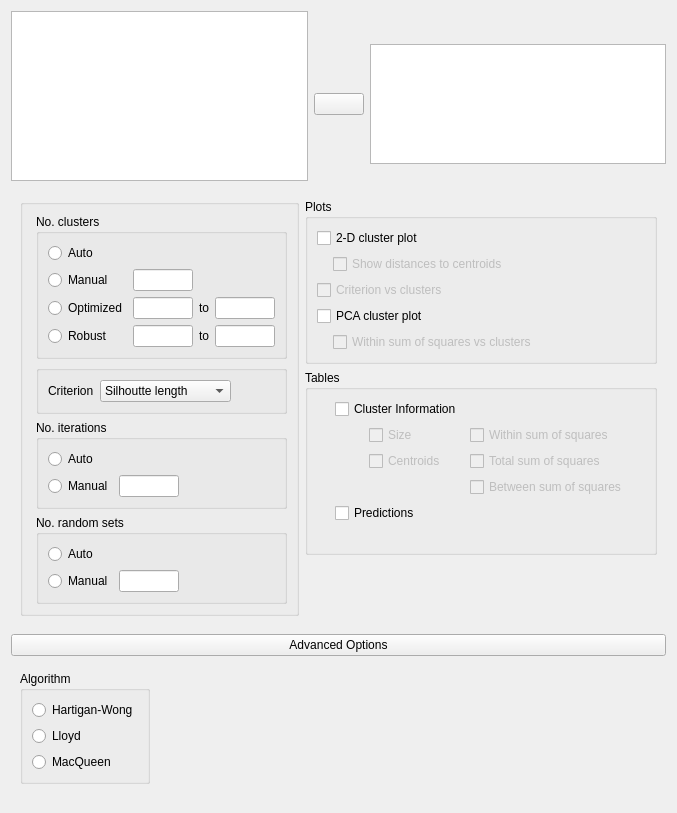
The window that JASP-Desktop/analysisforms/MachineLearning/mlclusteringkmeansform.ui (jasp-stats/jasp-desktop) describes before a commit, drawn with Qt 5.
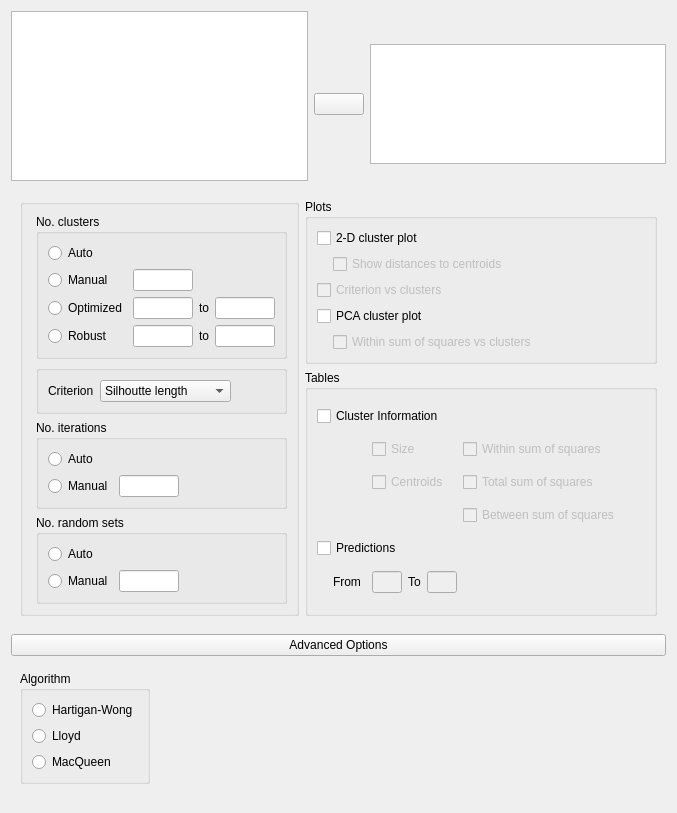
The same window after the commit. Custom widgets are drawn as their Qt base class.

Commit message: added selection of predictions

Patch:
```diff
--- a/JASP-Desktop/analysisforms/MachineLearning/mlclusteringkmeansform.ui
+++ b/JASP-Desktop/analysisforms/MachineLearning/mlclusteringkmeansform.ui
@@ -640,48 +640,13 @@
         </layout>
        </widget>
       </item>
-      <item row="1" column="3">
+      <item row="1" column="3" rowspan="2">
        <widget class="GroupBox" name="tables">
         <property name="title">
          <string>Tables</string>
         </property>
-        <layout class="QGridLayout" name="gridLayout_13">
-         <item row="3" column="2">
-          <widget class="BoundCheckBox" name="tableClusterInfoTotalSumSquares">
-           <property name="enabled">
-            <bool>false</bool>
-           </property>
-           <property name="sizePolicy">
-            <sizepolicy hsizetype="Fixed" vsizetype="Fixed">
-             <horstretch>0</horstretch>
-             <verstretch>0</verstretch>
-            </sizepolicy>
-           </property>
-           <property name="text">
-            <string>Total sum of squares</string>
-           </property>
-          </widget>
-         </item>
-         <item row="6" column="0">
-          <widget class="QLabel" name="label_19">
-           <property name="minimumSize">
-            <size>
-             <width>10</width>
-             <height>0</height>
-            </size>
-           </property>
-           <property name="maximumSize">
-            <size>
-             <width>10</width>
-             <height>16777215</height>
-            </size>
-           </property>
-           <property name="text">
-            <string/>
-           </property>
-          </widget>
-         </item>
-         <item row="3" column="1">
+        <layout class="QGridLayout" name="gridLayout_5">
+         <item row="2" column="2" colspan="3">
           <widget class="BoundCheckBox" name="tableClusterInfoCentroids">
            <property name="enabled">
             <bool>false</bool>
@@ -697,7 +662,7 @@
            </property>
           </widget>
          </item>
-         <item row="4" column="2">
+         <item row="3" column="5">
           <widget class="BoundCheckBox" name="tableClusterInfoBetweenSumSquares">
            <property name="enabled">
             <bool>false</bool>
@@ -713,20 +678,7 @@
            </property>
           </widget>
          </item>
-         <item row="5" column="0" colspan="3">
-          <widget class="BoundCheckBox" name="tablePredictions">
-           <property name="sizePolicy">
-            <sizepolicy hsizetype="Fixed" vsizetype="Fixed">
-             <horstretch>0</horstretch>
-             <verstretch>0</verstretch>
-            </sizepolicy>
-           </property>
-           <property name="text">
-            <string>Predictions</string>
-           </property>
-          </widget>
-         </item>
-         <item row="0" column="0" colspan="3">
+         <item row="0" column="0" colspan="5">
           <widget class="BoundCheckBox" name="tableClusterInformation">
            <property name="sizePolicy">
             <sizepolicy hsizetype="Fixed" vsizetype="Fixed">
@@ -739,7 +691,30 @@
            </property>
           </widget>
          </item>
-         <item row="2" column="1">
+         <item row="2" column="5">
+          <widget class="BoundCheckBox" name="tableClusterInfoTotalSumSquares">
+           <property name="enabled">
+            <bool>false</bool>
+           </property>
+           <property name="sizePolicy">
+            <sizepolicy hsizetype="Fixed" vsizetype="Fixed">
+             <horstretch>0</horstretch>
+             <verstretch>0</verstretch>
+            </sizepolicy>
+           </property>
+           <property name="text">
+            <string>Total sum of squares</string>
+           </property>
+          </widget>
+         </item>
+         <item row="5" column="3">
+          <widget class="QLabel" name="label_3">
+           <property name="text">
+            <string>To</string>
+           </property>
+          </widget>
+         </item>
+         <item row="1" column="2" colspan="2">
           <widget class="BoundCheckBox" name="tableClusterInfoSize">
            <property name="enabled">
             <bool>false</bool>
@@ -755,7 +730,7 @@
            </property>
           </widget>
          </item>
-         <item row="2" column="2">
+         <item row="1" column="5">
           <widget class="BoundCheckBox" name="tableClusterInfoSumSquares">
            <property name="enabled">
             <bool>false</bool>
@@ -771,7 +746,65 @@
            </property>
           </widget>
          </item>
-         <item row="2" column="0">
+         <item row="5" column="2">
+          <widget class="BoundTextBox" name="predictionsFrom">
+           <property name="enabled">
+            <bool>false</bool>
+           </property>
+           <property name="minimumSize">
+            <size>
+             <width>30</width>
+             <height>0</height>
+            </size>
+           </property>
+           <property name="maximumSize">
+            <size>
+             <width>30</width>
+             <height>16777215</height>
+            </size>
+           </property>
+          </widget>
+         </item>
+         <item row="5" column="0">
+          <widget class="QLabel" name="label_19">
+           <property name="minimumSize">
+            <size>
+             <width>10</width>
+             <height>0</height>
+            </size>
+           </property>
+           <property name="maximumSize">
+            <size>
+             <width>10</width>
+             <height>16777215</height>
+            </size>
+           </property>
+           <property name="text">
+            <string/>
+           </property>
+          </widget>
+         </item>
+         <item row="4" column="0" colspan="3">
+          <widget class="BoundCheckBox" name="tablePredictions">
+           <property name="sizePolicy">
+            <sizepolicy hsizetype="Fixed" vsizetype="Fixed">
+             <horstretch>0</horstretch>
+             <verstretch>0</verstretch>
+            </sizepolicy>
+           </property>
+           <property name="text">
+            <string>Predictions</string>
+           </property>
+          </widget>
+         </item>
+         <item row="5" column="1">
+          <widget class="QLabel" name="label_2">
+           <property name="text">
+            <string>From</string>
+           </property>
+          </widget>
+         </item>
+         <item row="1" column="0">
           <widget class="QWidget" name="widget_4" native="true">
            <property name="minimumSize">
             <size>
@@ -787,6 +820,38 @@
            </property>
           </widget>
          </item>
+         <item row="5" column="4">
+          <widget class="BoundTextBox" name="predictionsTo">
+           <property name="enabled">
+            <bool>false</bool>
+           </property>
+           <property name="minimumSize">
+            <size>
+             <width>30</width>
+             <height>0</height>
+            </size>
+           </property>
+           <property name="maximumSize">
+            <size>
+             <width>30</width>
+             <height>16777215</height>
+            </size>
+           </property>
+          </widget>
+         </item>
+         <item row="5" column="5">
+          <spacer name="horizontalSpacer_4">
+           <property name="orientation">
+            <enum>Qt::Horizontal</enum>
+           </property>
+           <property name="sizeHint" stdset="0">
+            <size>
+             <width>40</width>
+             <height>20</height>
+            </size>
+           </property>
+          </spacer>
+         </item>
         </layout>
        </widget>
       </item>
@@ -903,6 +968,27 @@
   </layout>
  </widget>
  <customwidgets>
+  <customwidget>
+   <class>AssignButton</class>
+   <extends>QPushButton</extends>
+   <header>widgets/assignbutton.h</header>
+  </customwidget>
+  <customwidget>
+   <class>AvailableFieldsListView</class>
+   <extends>QListView</extends>
+   <header>widgets/availablefieldslistview.h</header>
+  </customwidget>
+  <customwidget>
+   <class>BoundListView</class>
+   <extends>QListView</extends>
+   <header>widgets/boundlistview.h</header>
+  </customwidget>
+  <customwidget>
+   <class>GroupBox</class>
+   <extends>QGroupBox</extends>
+   <header>widgets/groupbox.h</header>
+   <container>1</container>
+  </customwidget>
   <customwidget>
    <class>BoundTextBox</class>
    <extends>QLineEdit</extends>
@@ -919,32 +1005,11 @@
    <extends>QCheckBox</extends>
    <header>widgets/boundcheckbox.h</header>
   </customwidget>
-  <customwidget>
-   <class>GroupBox</class>
-   <extends>QGroupBox</extends>
-   <header>widgets/groupbox.h</header>
-   <container>1</container>
-  </customwidget>
   <customwidget>
    <class>ExpanderButton</class>
    <extends>QPushButton</extends>
    <header>widgets/expanderbutton.h</header>
   </customwidget>
-  <customwidget>
-   <class>AssignButton</class>
-   <extends>QPushButton</extends>
-   <header>widgets/assignbutton.h</header>
-  </customwidget>
-  <customwidget>
-   <class>AvailableFieldsListView</class>
-   <extends>QListView</extends>
-   <header location="global">widgets/availablefieldslistview.h</header>
-  </customwidget>
-  <customwidget>
-   <class>BoundListView</class>
-   <extends>QListView</extends>
-   <header>widgets/boundlistview.h</header>
-  </customwidget>
   <customwidget>
    <class>BoundComboBox</class>
    <extends>QComboBox</extends>
```
Left out of the diff: 32 changed lines with no effect on the pictures. The commit also changes 8 other files.
